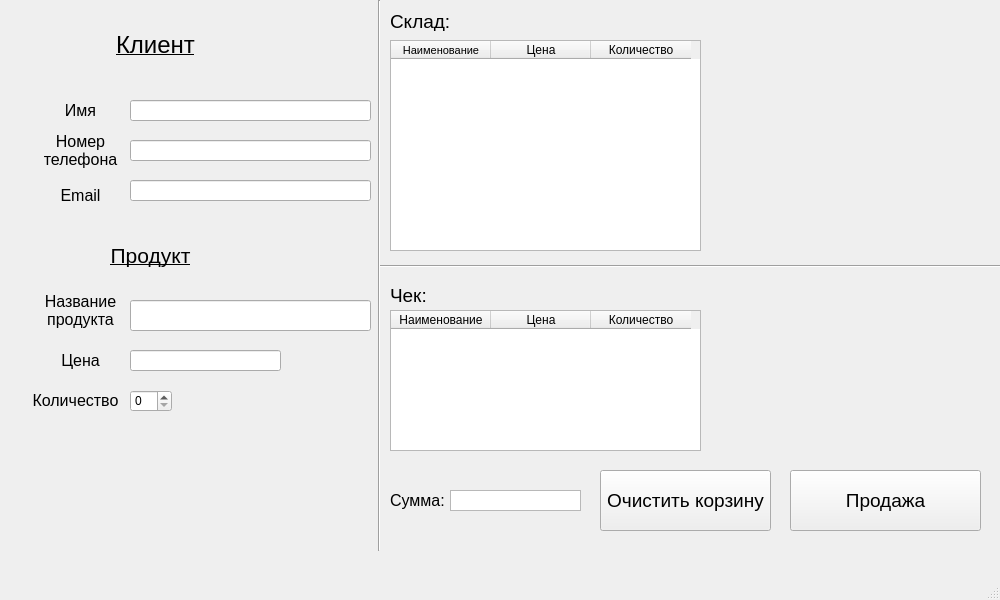
Above: mainwindow.ui from itstep-shambala/Shop before the change. Below: the same form after it.
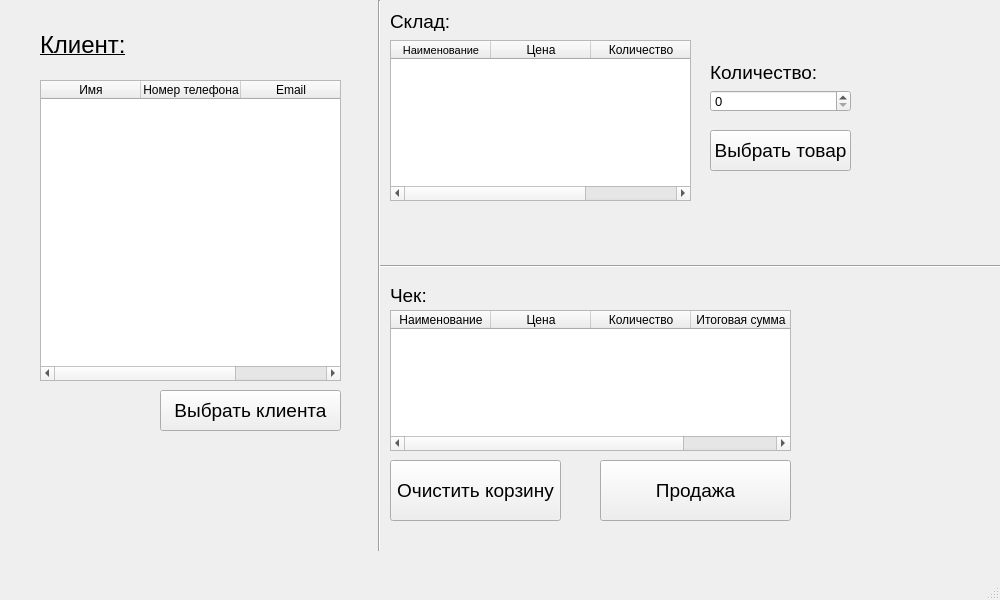
That is the form after the change.

Commit message: Доработан GUI

The edit to the form file:
```diff
--- a/mainwindow.ui
+++ b/mainwindow.ui
@@ -17,166 +17,30 @@
    <widget class="QLabel" name="label">
     <property name="geometry">
      <rect>
-      <x>80</x>
+      <x>40</x>
       <y>30</y>
-      <width>151</width>
+      <width>101</width>
       <height>31</height>
      </rect>
     </property>
     <property name="text">
-     <string>&lt;html&gt;&lt;head/&gt;&lt;body&gt;&lt;p align=&quot;center&quot;&gt;&lt;span style=&quot; font-size:18pt; text-decoration: underline;&quot;&gt;Клиент&lt;/span&gt;&lt;/p&gt;&lt;/body&gt;&lt;/html&gt;</string>
-    </property>
-   </widget>
-   <widget class="QLabel" name="label_2">
-    <property name="geometry">
-     <rect>
-      <x>40</x>
-      <y>100</y>
-      <width>81</width>
-      <height>21</height>
-     </rect>
-    </property>
-    <property name="text">
-     <string>&lt;html&gt;&lt;head/&gt;&lt;body&gt;&lt;p align=&quot;center&quot;&gt;&lt;span style=&quot; font-size:12pt;&quot;&gt;Имя&lt;/span&gt;&lt;/p&gt;&lt;/body&gt;&lt;/html&gt;</string>
-    </property>
-   </widget>
-   <widget class="QLabel" name="label_3">
-    <property name="geometry">
-     <rect>
-      <x>40</x>
-      <y>130</y>
-      <width>81</width>
-      <height>41</height>
-     </rect>
-    </property>
-    <property name="text">
-     <string>&lt;html&gt;&lt;head/&gt;&lt;body&gt;&lt;p align=&quot;center&quot;&gt;&lt;span style=&quot; font-size:12pt;&quot;&gt;Номер&lt;br/&gt;телефона&lt;/span&gt;&lt;/p&gt;&lt;/body&gt;&lt;/html&gt;</string>
-    </property>
-   </widget>
-   <widget class="QLineEdit" name="lineEdit">
-    <property name="geometry">
-     <rect>
-      <x>130</x>
-      <y>100</y>
-      <width>241</width>
-      <height>21</height>
-     </rect>
-    </property>
-   </widget>
-   <widget class="QLineEdit" name="lineEdit_2">
-    <property name="geometry">
-     <rect>
-      <x>130</x>
-      <y>140</y>
-      <width>241</width>
-      <height>21</height>
-     </rect>
-    </property>
-   </widget>
-   <widget class="QLabel" name="label_4">
-    <property name="geometry">
-     <rect>
-      <x>40</x>
-      <y>180</y>
-      <width>81</width>
-      <height>31</height>
-     </rect>
-    </property>
-    <property name="text">
-     <string>&lt;html&gt;&lt;head/&gt;&lt;body&gt;&lt;p align=&quot;center&quot;&gt;&lt;span style=&quot; font-size:12pt;&quot;&gt;Email&lt;/span&gt;&lt;/p&gt;&lt;/body&gt;&lt;/html&gt;</string>
-    </property>
-   </widget>
-   <widget class="QLineEdit" name="lineEdit_3">
-    <property name="geometry">
-     <rect>
-      <x>130</x>
-      <y>180</y>
-      <width>241</width>
-      <height>21</height>
-     </rect>
-    </property>
-   </widget>
-   <widget class="QLabel" name="label_5">
-    <property name="geometry">
-     <rect>
-      <x>80</x>
-      <y>240</y>
-      <width>141</width>
-      <height>31</height>
-     </rect>
-    </property>
-    <property name="text">
-     <string>&lt;html&gt;&lt;head/&gt;&lt;body&gt;&lt;p align=&quot;center&quot;&gt;&lt;span style=&quot; font-size:16pt; text-decoration: underline;&quot;&gt;Продукт&lt;/span&gt;&lt;/p&gt;&lt;/body&gt;&lt;/html&gt;</string>
-    </property>
-   </widget>
-   <widget class="QLabel" name="label_6">
-    <property name="geometry">
-     <rect>
-      <x>40</x>
-      <y>290</y>
-      <width>81</width>
-      <height>41</height>
-     </rect>
-    </property>
-    <property name="text">
-     <string>&lt;html&gt;&lt;head/&gt;&lt;body&gt;&lt;p align=&quot;center&quot;&gt;&lt;span style=&quot; font-size:12pt;&quot;&gt;Название&lt;br/&gt;продукта&lt;/span&gt;&lt;/p&gt;&lt;/body&gt;&lt;/html&gt;</string>
-    </property>
-   </widget>
-   <widget class="QLabel" name="label_7">
-    <property name="geometry">
-     <rect>
-      <x>40</x>
-      <y>350</y>
-      <width>81</width>
-      <height>21</height>
-     </rect>
-    </property>
-    <property name="text">
-     <string>&lt;html&gt;&lt;head/&gt;&lt;body&gt;&lt;p align=&quot;center&quot;&gt;&lt;span style=&quot; font-size:12pt;&quot;&gt;Цена&lt;/span&gt;&lt;/p&gt;&lt;/body&gt;&lt;/html&gt;</string>
-    </property>
-   </widget>
-   <widget class="QLabel" name="label_8">
-    <property name="geometry">
-     <rect>
-      <x>30</x>
-      <y>390</y>
-      <width>91</width>
-      <height>21</height>
-     </rect>
-    </property>
-    <property name="text">
-     <string>&lt;html&gt;&lt;head/&gt;&lt;body&gt;&lt;p align=&quot;center&quot;&gt;&lt;span style=&quot; font-size:12pt;&quot;&gt;Количество&lt;/span&gt;&lt;/p&gt;&lt;/body&gt;&lt;/html&gt;</string>
-    </property>
-   </widget>
-   <widget class="QLineEdit" name="lineEdit_4">
-    <property name="geometry">
-     <rect>
-      <x>130</x>
-      <y>300</y>
-      <width>241</width>
-      <height>31</height>
-     </rect>
-    </property>
-   </widget>
-   <widget class="QLineEdit" name="lineEdit_5">
-    <property name="geometry">
-     <rect>
-      <x>130</x>
-      <y>350</y>
-      <width>151</width>
-      <height>21</height>
-     </rect>
+     <string>&lt;html&gt;&lt;head/&gt;&lt;body&gt;&lt;p&gt;&lt;span style=&quot; font-size:18pt; text-decoration: underline;&quot;&gt;Клиент:&lt;/span&gt;&lt;/p&gt;&lt;/body&gt;&lt;/html&gt;</string>
     </property>
    </widget>
    <widget class="QSpinBox" name="spinBox">
     <property name="geometry">
      <rect>
-      <x>130</x>
-      <y>390</y>
-      <width>42</width>
+      <x>710</x>
+      <y>90</y>
+      <width>141</width>
       <height>22</height>
      </rect>
     </property>
+    <property name="font">
+     <font>
+      <pointsize>10</pointsize>
+     </font>
+    </property>
    </widget>
    <widget class="Line" name="line">
     <property name="geometry">
@@ -222,8 +86,8 @@
      <rect>
       <x>390</x>
       <y>40</y>
-      <width>311</width>
-      <height>211</height>
+      <width>301</width>
+      <height>161</height>
      </rect>
     </property>
     <column>
@@ -263,8 +127,8 @@
    <widget class="QPushButton" name="pushButton">
     <property name="geometry">
      <rect>
-      <x>600</x>
-      <y>470</y>
+      <x>390</x>
+      <y>460</y>
       <width>171</width>
       <height>61</height>
      </rect>
@@ -281,8 +145,8 @@
    <widget class="QPushButton" name="pushButton_2">
     <property name="geometry">
      <rect>
-      <x>790</x>
-      <y>470</y>
+      <x>600</x>
+      <y>460</y>
       <width>191</width>
       <height>61</height>
      </rect>
@@ -296,35 +160,12 @@
      <string>Продажа</string>
     </property>
    </widget>
-   <widget class="QLabel" name="label_11">
-    <property name="geometry">
-     <rect>
-      <x>390</x>
-      <y>490</y>
-      <width>61</width>
-      <height>21</height>
-     </rect>
-    </property>
-    <property name="text">
-     <string>&lt;html&gt;&lt;head/&gt;&lt;body&gt;&lt;p&gt;&lt;span style=&quot; font-size:12pt;&quot;&gt;Сумма:&lt;/span&gt;&lt;/p&gt;&lt;/body&gt;&lt;/html&gt;</string>
-    </property>
-   </widget>
-   <widget class="QListView" name="listView">
-    <property name="geometry">
-     <rect>
-      <x>450</x>
-      <y>490</y>
-      <width>131</width>
-      <height>21</height>
-     </rect>
-    </property>
-   </widget>
-   <widget class="QTableWidget" name="tableWidget">
+   <widget class="QTableWidget" name="check_table">
     <property name="geometry">
      <rect>
       <x>390</x>
       <y>310</y>
-      <width>311</width>
+      <width>401</width>
       <height>141</height>
      </rect>
     </property>
@@ -343,6 +184,90 @@
       <string>Количество</string>
      </property>
     </column>
+    <column>
+     <property name="text">
+      <string>Итоговая сумма</string>
+     </property>
+    </column>
+   </widget>
+   <widget class="QTableWidget" name="customer_table">
+    <property name="geometry">
+     <rect>
+      <x>40</x>
+      <y>80</y>
+      <width>301</width>
+      <height>301</height>
+     </rect>
+    </property>
+    <column>
+     <property name="text">
+      <string>Имя</string>
+     </property>
+    </column>
+    <column>
+     <property name="text">
+      <string>Номер телефона</string>
+     </property>
+    </column>
+    <column>
+     <property name="text">
+      <string>Email</string>
+     </property>
+    </column>
+   </widget>
+   <widget class="QPushButton" name="pushButton_3">
+    <property name="geometry">
+     <rect>
+      <x>160</x>
+      <y>390</y>
+      <width>181</width>
+      <height>41</height>
+     </rect>
+    </property>
+    <property name="font">
+     <font>
+      <pointsize>14</pointsize>
+     </font>
+    </property>
+    <property name="text">
+     <string>Выбрать клиента</string>
+    </property>
+   </widget>
+   <widget class="QPushButton" name="pushButton_4">
+    <property name="geometry">
+     <rect>
+      <x>710</x>
+      <y>130</y>
+      <width>141</width>
+      <height>41</height>
+     </rect>
+    </property>
+    <property name="font">
+     <font>
+      <pointsize>14</pointsize>
+     </font>
+    </property>
+    <property name="text">
+     <string>Выбрать товар</string>
+    </property>
+   </widget>
+   <widget class="QLabel" name="label_2">
+    <property name="geometry">
+     <rect>
+      <x>710</x>
+      <y>62</y>
+      <width>141</width>
+      <height>21</height>
+     </rect>
+    </property>
+    <property name="font">
+     <font>
+      <pointsize>14</pointsize>
+     </font>
+    </property>
+    <property name="text">
+     <string>Количество:</string>
+    </property>
    </widget>
   </widget>
   <widget class="QMenuBar" name="menubar">
```
Left out of the diff: 2 changed lines with no effect on the pictures.
